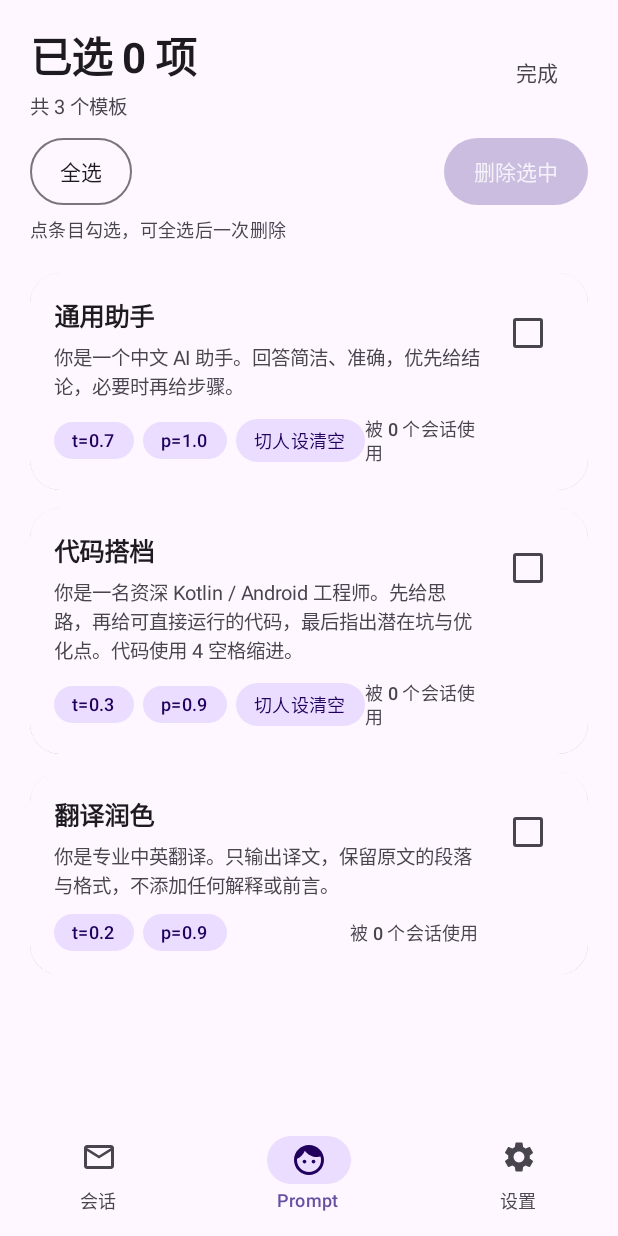
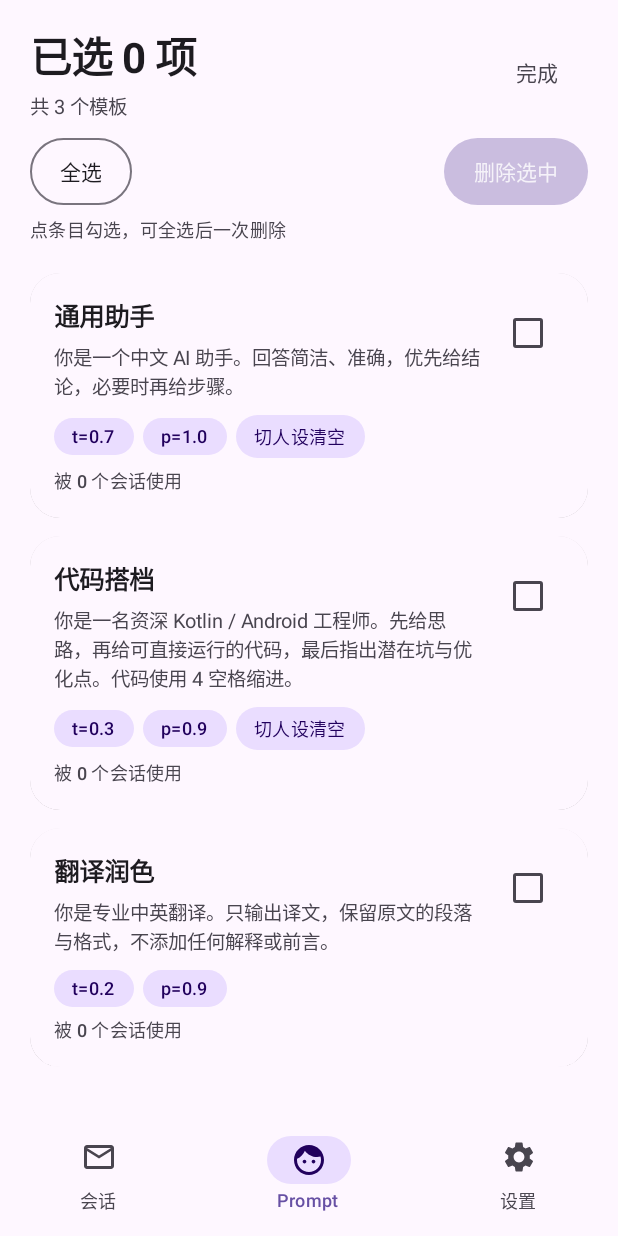
Before and after one commit to ksniganma123/deepseekAPIchat, an Android app built with Jetpack Compose: the PromptListScreen screen opened through its navigation route, after a tap on "批量选择", on a phone screen of 412 x 824 dp. Run offline under Robolectric (Android 15) with nearby library versions, the phone set to English and light mode, and no system bars; our stand-ins replace Room's generated code; 2 statements that could not run were skipped.

Commit message:
fix(prompt-list): 窄栏下卡片用量文字竖排（标签行与用量分行）

```diff
--- a/app/src/main/java/com/example/multipromptchat/ui/prompts/PromptListScreen.kt
+++ b/app/src/main/java/com/example/multipromptchat/ui/prompts/PromptListScreen.kt
@@ -1,6 +1,8 @@
 package com.example.multipromptchat.ui.prompts
 
 import androidx.compose.foundation.background
+import androidx.compose.foundation.rememberScrollState
+import androidx.compose.foundation.horizontalScroll
 import androidx.compose.foundation.layout.Arrangement
 import androidx.compose.foundation.layout.Box
 import androidx.compose.foundation.layout.Column
@@ -169,6 +171,7 @@ fun PromptListScreen(
                     items(items = state.prompts, key = { usage -> usage.prompt.id }) { usage ->
                         PromptCard(
                             usage = usage,
+                            compact = compact,
                             selectionMode = state.selection.active,
                             selected = usage.prompt.id in state.selection.ids,
                             onToggleSelected = { viewModel.toggleSelected(usage.prompt.id) },
@@ -259,6 +262,7 @@ fun PromptListScreen(
 @Composable
 private fun PromptCard(
     usage: PromptUsage,
+    compact: Boolean,
     selectionMode: Boolean,
     selected: Boolean,
     onToggleSelected: () -> Unit,
@@ -276,7 +280,7 @@ private fun PromptCard(
         ) {
             Row(verticalAlignment = Alignment.Top) {
                 Column(modifier = Modifier.weight(1f)) {
-                    PromptCardBody(usage = usage)
+                    PromptCardBody(usage = usage, compact = compact)
                 }
                 Spacer(modifier = Modifier.width(8.dp))
                 Checkbox(checked = selected, onCheckedChange = { onToggleSelected() })
@@ -284,7 +288,7 @@ private fun PromptCard(
         }
     } else {
         HarmonyCard {
-            PromptCardBody(usage = usage)
+            PromptCardBody(usage = usage, compact = compact)
             Spacer(modifier = Modifier.height(8.dp))
             Row(modifier = Modifier.fillMaxWidth(), horizontalArrangement = Arrangement.End) {
                 TextButton(onClick = onEdit) {
@@ -305,7 +309,7 @@ private fun PromptCard(
 }
 
 @Composable
-private fun PromptCardBody(usage: PromptUsage) {
+private fun PromptCardBody(usage: PromptUsage, compact: Boolean) {
     Text(
         text = usage.prompt.name,
         style = MaterialTheme.typography.titleMedium,
@@ -318,25 +322,34 @@ private fun PromptCardBody(usage: PromptUsage) {
         text = usage.prompt.systemPrompt,
         style = MaterialTheme.typography.bodySmall,
         color = MaterialTheme.colorScheme.onSurfaceVariant,
-        maxLines = 3,
+        // 窄栏（横屏中栏）下少两行，避免卡片高得离谱
+        maxLines = if (compact) 2 else 3,
         overflow = TextOverflow.Ellipsis,
     )
     Spacer(modifier = Modifier.height(10.dp))
-    Row(verticalAlignment = Alignment.CenterVertically) {
+
+    // 标签行与用量文字分成两行：之前挤在同一个 Row 里用 weight(1f)，
+    // 卡片变窄时用量文字会被压到 0 宽，变成「一列一个字」的竖排。
+    // 极窄时标签行可横向滚动，不会被裁掉半截。
+    Row(
+        modifier = Modifier.horizontalScroll(rememberScrollState()),
+        verticalAlignment = Alignment.CenterVertically,
+        horizontalArrangement = Arrangement.spacedBy(6.dp),
+    ) {
         PromptTag(text = "t=${formatParam(usage.prompt.temperature)}")
-        Spacer(modifier = Modifier.width(6.dp))
         PromptTag(text = "p=${formatParam(usage.prompt.topP)}")
         if (usage.prompt.resetContextOnSwitch) {
-            Spacer(modifier = Modifier.width(6.dp))
             PromptTag(text = "切人设清空")
         }
-        Spacer(modifier = Modifier.weight(1f))
-        Text(
-            text = Strings.usageCount(usage.conversationCount),
-            style = MaterialTheme.typography.labelSmall,
-            color = MaterialTheme.colorScheme.onSurfaceVariant,
-        )
     }
+    Spacer(modifier = Modifier.height(6.dp))
+    Text(
+        text = Strings.usageCount(usage.conversationCount),
+        style = MaterialTheme.typography.labelSmall,
+        color = MaterialTheme.colorScheme.onSurfaceVariant,
+        maxLines = 1,
+        overflow = TextOverflow.Ellipsis,
+    )
 }
 
 private fun formatParam(value: Float): String {
```
Also changed, not shown: 1 other file.
